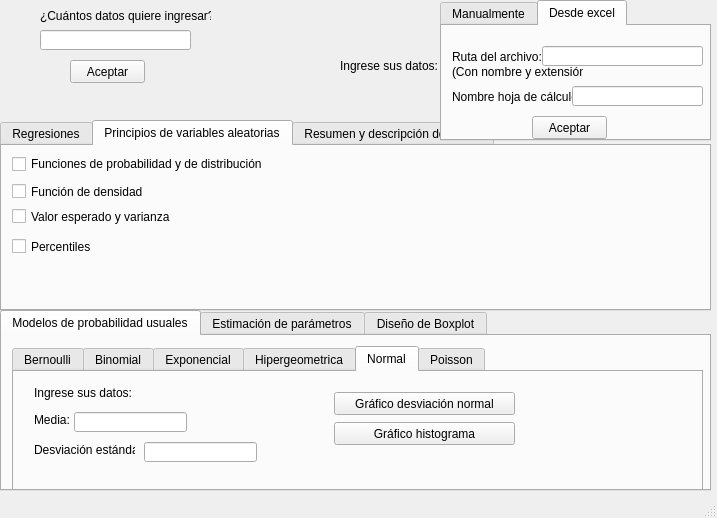
This is Interfaz Grafica/programa.ui in fvilladiego/Lab-analisis- as Qt 5 draws it before an edit. The edited form follows.
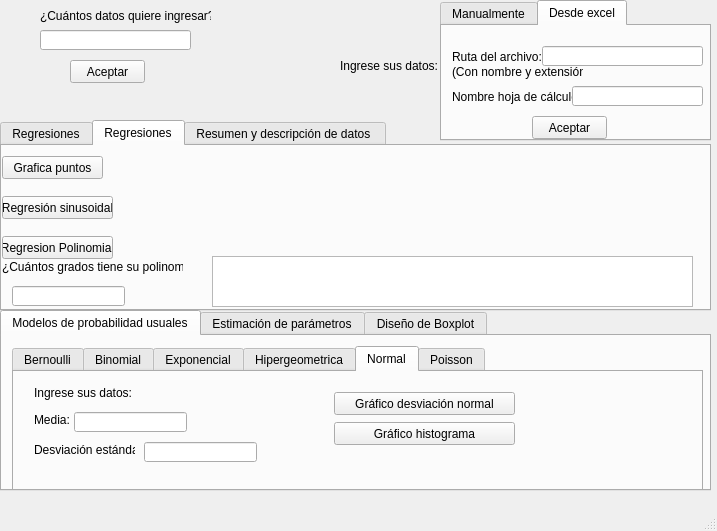
This is the edited form. The open tabs and pages were chosen to show the change.

The edit to the form file:
```diff
--- a/Interfaz Grafica/programa.ui
+++ b/Interfaz Grafica/programa.ui
@@ -7,7 +7,7 @@
     <x>0</x>
     <y>0</y>
     <width>717</width>
-    <height>518</height>
+    <height>531</height>
    </rect>
   </property>
   <property name="windowTitle">
@@ -56,19 +56,6 @@
        <string>Regresion Semi-Logaritmica</string>
       </property>
      </widget>
-     <widget class="QPushButton" name="graficar">
-      <property name="geometry">
-       <rect>
-        <x>450</x>
-        <y>10</y>
-        <width>78</width>
-        <height>23</height>
-       </rect>
-      </property>
-      <property name="text">
-       <string>Grafica puntos</string>
-      </property>
-     </widget>
      <widget class="QLabel" name="reglin">
       <property name="geometry">
        <rect>
@@ -95,42 +82,6 @@
        <string/>
       </property>
      </widget>
-     <widget class="QPushButton" name="pol">
-      <property name="geometry">
-       <rect>
-        <x>0</x>
-        <y>100</y>
-        <width>111</width>
-        <height>23</height>
-       </rect>
-      </property>
-      <property name="text">
-       <string>Regresion Polinomial</string>
-      </property>
-     </widget>
-     <widget class="QLineEdit" name="grad">
-      <property name="geometry">
-       <rect>
-        <x>10</x>
-        <y>140</y>
-        <width>113</width>
-        <height>20</height>
-       </rect>
-      </property>
-     </widget>
-     <widget class="QLabel" name="label_5">
-      <property name="geometry">
-       <rect>
-        <x>0</x>
-        <y>120</y>
-        <width>181</width>
-        <height>21</height>
-       </rect>
-      </property>
-      <property name="text">
-       <string>¿Cuántos grados tiene su polinomio?</string>
-      </property>
-     </widget>
      <widget class="QLabel" name="regpol">
       <property name="geometry">
        <rect>
@@ -157,16 +108,6 @@
        <string>Regresion Logaritmica</string>
       </property>
      </widget>
-     <widget class="QTextEdit" name="cua">
-      <property name="geometry">
-       <rect>
-        <x>190</x>
-        <y>110</y>
-        <width>281</width>
-        <height>51</height>
-       </rect>
-      </property>
-     </widget>
      <widget class="QLabel" name="reglg">
       <property name="geometry">
        <rect>
@@ -183,58 +124,91 @@
     </widget>
     <widget class="QWidget" name="tab">
      <attribute name="title">
-      <string>Principios de variables aleatorias</string>
+      <string>Regresiones</string>
      </attribute>
-     <widget class="QCheckBox" name="checkBox">
+     <widget class="QPushButton" name="graficar">
       <property name="geometry">
        <rect>
-        <x>10</x>
+        <x>0</x>
         <y>10</y>
-        <width>291</width>
-        <height>16</height>
+        <width>101</width>
+        <height>23</height>
        </rect>
       </property>
       <property name="text">
-       <string>Funciones de probabilidad y de distribución </string>
+       <string>Grafica puntos</string>
       </property>
      </widget>
-     <widget class="QCheckBox" name="checkBox_2">
+     <widget class="QPushButton" name="sen">
       <property name="geometry">
        <rect>
-        <x>10</x>
-        <y>30</y>
-        <width>261</width>
-        <height>31</height>
+        <x>0</x>
+        <y>50</y>
+        <width>111</width>
+        <height>23</height>
        </rect>
       </property>
       <property name="text">
-       <string>Función de densidad</string>
+       <string>Regresión sinusoidal</string>
       </property>
      </widget>
-     <widget class="QCheckBox" name="checkBox_3">
+     <widget class="QPushButton" name="pol">
       <property name="geometry">
        <rect>
-        <x>10</x>
-        <y>60</y>
-        <width>301</width>
-        <height>21</height>
-       </rect>
-      </property>
-      <property name="text">
-       <string>Valor esperado y varianza</string>
-      </property>
-     </widget>
-     <widget class="QCheckBox" name="checkBox_4">
-      <property name="geometry">
-       <rect>
-        <x>10</x>
+        <x>0</x>
         <y>90</y>
-        <width>311</width>
+        <width>111</width>
+        <height>23</height>
+       </rect>
+      </property>
+      <property name="text">
+       <string>Regresion Polinomial</string>
+      </property>
+     </widget>
+     <widget class="QLabel" name="label_5">
+      <property name="geometry">
+       <rect>
+        <x>0</x>
+        <y>110</y>
+        <width>181</width>
         <height>21</height>
        </rect>
       </property>
       <property name="text">
-       <string>Percentiles </string>
+       <string>¿Cuántos grados tiene su polinomio?</string>
+      </property>
+     </widget>
+     <widget class="QLineEdit" name="grad">
+      <property name="geometry">
+       <rect>
+        <x>10</x>
+        <y>140</y>
+        <width>113</width>
+        <height>20</height>
+       </rect>
+      </property>
+     </widget>
+     <widget class="QTextEdit" name="cua">
+      <property name="geometry">
+       <rect>
+        <x>210</x>
+        <y>110</y>
+        <width>481</width>
+        <height>51</height>
+       </rect>
+      </property>
+     </widget>
+     <widget class="QLabel" name="sin">
+      <property name="geometry">
+       <rect>
+        <x>126</x>
+        <y>50</y>
+        <width>571</width>
+        <height>20</height>
+       </rect>
+      </property>
+      <property name="text">
+       <string/>
       </property>
      </widget>
     </widget>
```
Left out of the diff: 12 changed lines with no effect on the pictures.
